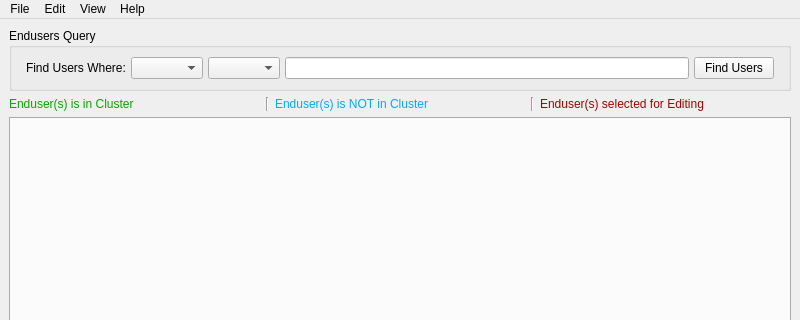
This is tabbedmainwindow.ui in xXTheAwesomerXx/CMClusters as Qt 5 draws it before an edit; both pictures show x 0 to 800 and y 0 to 320 of the 800 by 600 pixel window. The edited form follows.
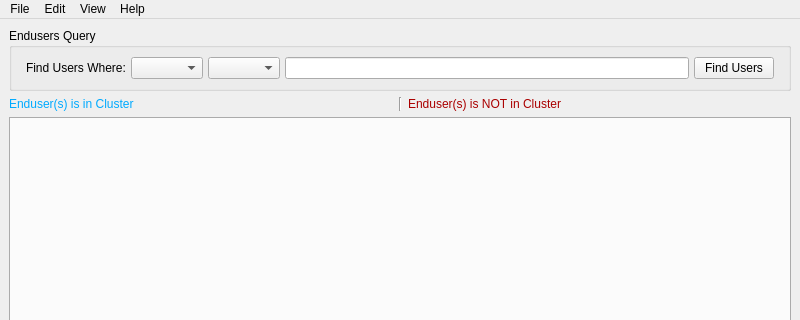
This is the edited form.

Commit message: Enduser Listing

What changed in the file:
```diff
--- a/tabbedmainwindow.ui
+++ b/tabbedmainwindow.ui
@@ -65,7 +65,7 @@
       <item>
        <widget class="QLabel" name="labelExists">
         <property name="text">
-         <string>&lt;html&gt;&lt;head/&gt;&lt;body&gt;&lt;p&gt;&lt;span style=&quot; color:#00aa00;&quot;&gt;Enduser(s) is in Cluster&lt;/span&gt;&lt;/p&gt;&lt;/body&gt;&lt;/html&gt;</string>
+         <string>&lt;html&gt;&lt;head/&gt;&lt;body&gt;&lt;p&gt;&lt;span style=&quot; color:#00aaff;&quot;&gt;Enduser(s) is in Cluster&lt;/span&gt;&lt;/p&gt;&lt;/body&gt;&lt;/html&gt;</string>
         </property>
        </widget>
       </item>
@@ -79,21 +79,7 @@
       <item>
        <widget class="QLabel" name="labelNotExists">
         <property name="text">
-         <string>&lt;html&gt;&lt;head/&gt;&lt;body&gt;&lt;p&gt;&lt;span style=&quot; color:#00aaff;&quot;&gt;Enduser(s) is NOT in Cluster&lt;/span&gt;&lt;/p&gt;&lt;/body&gt;&lt;/html&gt;</string>
-        </property>
-       </widget>
-      </item>
-      <item>
-       <widget class="Line" name="line_2">
-        <property name="orientation">
-         <enum>Qt::Vertical</enum>
-        </property>
-       </widget>
-      </item>
-      <item>
-       <widget class="QLabel" name="labelSelected">
-        <property name="text">
-         <string>&lt;html&gt;&lt;head/&gt;&lt;body&gt;&lt;p&gt;&lt;span style=&quot; color:#aa0000;&quot;&gt;Enduser(s) selected for Editing&lt;/span&gt;&lt;/p&gt;&lt;/body&gt;&lt;/html&gt;</string>
+         <string>&lt;html&gt;&lt;head/&gt;&lt;body&gt;&lt;p&gt;&lt;span style=&quot; color:#aa0000;&quot;&gt;Enduser(s) is NOT in Cluster&lt;/span&gt;&lt;/p&gt;&lt;/body&gt;&lt;/html&gt;</string>
         </property>
        </widget>
       </item>
```
The commit also changes 5 other files.
